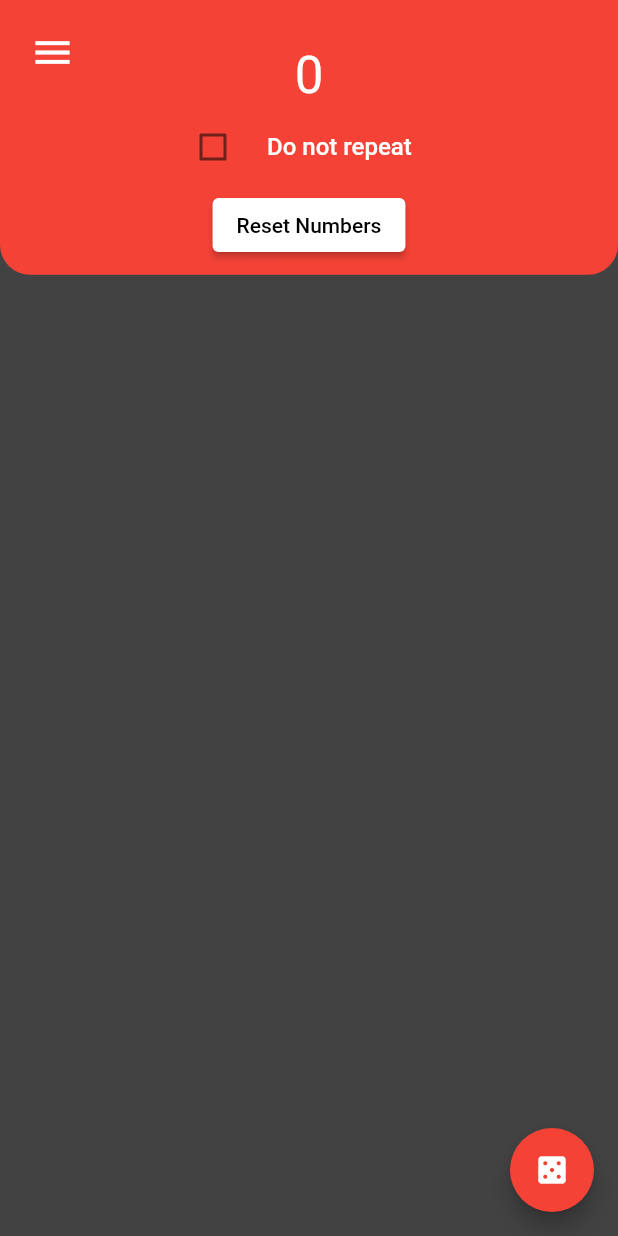
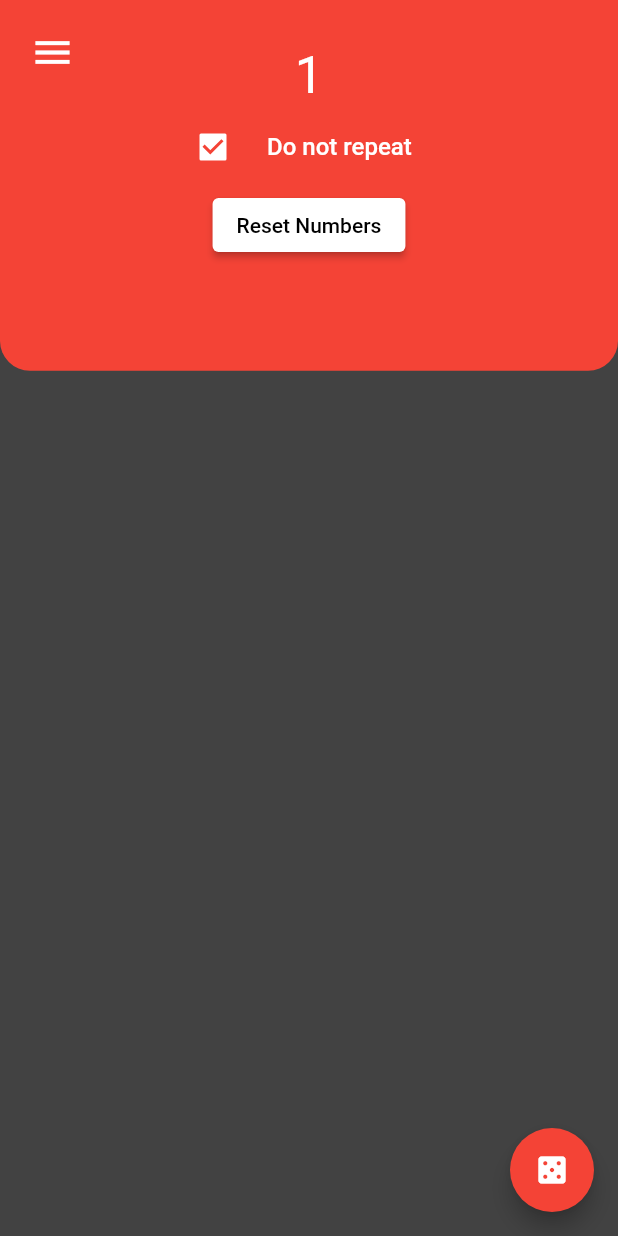
Before and after one commit to SymonRod/random_numbers, a Flutter app: the screen it shows after launch, in the side drawer, after a tap on the "casino" icon, on a phone screen of 412 x 824 dp. Run offline on Flutter 3.47's test engine with Material 2 defaults, Android fonts, the phone set to English and light mode, and no system bars; our stand-ins replace device_info_plus, flutter_colorpicker, universal_platform.

Commit message:
AHAHA commiy go BRRRRRRRRRRRRRRRRRRRRR

```diff
--- a/lib/main.dart
+++ b/lib/main.dart
@@ -2,6 +2,7 @@
 import 'package:flutter/services.dart';
 import 'package:provider/provider.dart';
 import 'package:random_numbers/models/statemanager.dart';
+import 'package:random_numbers/screen/personal_list.dart';
 import 'package:random_numbers/screen/personalized_quotes.dart';
 import 'package:random_numbers/screen/settings.dart';
 
@@ -144,7 +145,7 @@
                 mainAxisAlignment: MainAxisAlignment.center,
                 children: <Widget>[
                   Expanded(
-                    flex: 2,
+                    flex: 3,
                     child: Container(
                       padding: EdgeInsets.only(top: 30),
                       decoration: BoxDecoration(
@@ -266,14 +267,6 @@
           child: const Icon(Icons.casino),
         ),
       ),
-      floatingActionButton: FloatingActionButton(
-        backgroundColor: currentColor,
-        onPressed: () {
-          Provider.of<StateManager>(context, listen: false).newRandom();
-        },
-        tooltip: 'New random number',
-        child: const Icon(Icons.casino),
-      ),
     );
   }
 }
--- a/lib/models/data.dart
+++ b/lib/models/data.dart
@@ -7,6 +7,7 @@
 
 @JsonSerializable()
 class Data {
+  String uuid;
   int min;
   int max;
   int currentNumber;
@@ -15,17 +16,16 @@
   bool norepeat;
   bool noNumberLeft;
   List<int> allNumbers;
-  Quotes quotes = Quotes();
 
   Data({
+    this.uuid = "ffffffffffff",
     this.min = 10,
     this.max = 100,
     this.currentNumber = 1,
     this.hexColor = "#fffff",
     this.norepeat = true,
     this.noNumberLeft = false,
-    this.allNumbers = const [1],
-    required this.quotes,
+    required this.allNumbers,
   });
 
   factory Data.fromJson(Map<String, dynamic> data) => _$DataFromJson(data);
--- a/lib/models/statemanager.dart
+++ b/lib/models/statemanager.dart
@@ -7,6 +7,8 @@
 import 'package:device_info_plus/device_info_plus.dart';
 import 'package:random_numbers/models/data.dart';
 import 'package:random_numbers/models/quotes.dart';
+import 'package:http/http.dart' as http;
+import 'package:universal_platform/universal_platform.dart';
 
 extension HexColor on Color {
   /// String is in the format "aabbcc" or "ffaabbcc" with an optional leading "#".
@@ -30,38 +32,52 @@
   Color _appMainColor = Colors.red;
   final Random _random = Random();
   var directory;
-  Data userData = Data(quotes: Quotes());
+  Data userData = Data(allNumbers: []);
 
   Future<String?> _getId() async {
     var deviceInfo = DeviceInfoPlugin();
-    if (Platform.isIOS) {
-      var iosDeviceInfo = await deviceInfo.iosInfo;
-      return iosDeviceInfo.identifierForVendor; // unique ID on iOS
-    } else if (Platform.isAndroid) {
-      var androidDeviceInfo = await deviceInfo.androidInfo;
-      return androidDeviceInfo.androidId; // unique ID on Android
-    } else if (kIsWeb) {
+
+    if (UniversalPlatform.isWeb) {
       var webInfo = await deviceInfo.webBrowserInfo;
       return (webInfo.vendor! +
           webInfo.userAgent! +
           webInfo.hardwareConcurrency.toString());
     }
+
+    // if (Platform.isIOS) {
+    //   var iosDeviceInfo = await deviceInfo.iosInfo;
+    //   return iosDeviceInfo.identifierForVendor; // unique ID on iOS
+    // } else if (Platform.isAndroid) {
+    //   var androidDeviceInfo = await deviceInfo.androidInfo;
+    //   return androidDeviceInfo.androidId; // unique ID on Android
+    // }
   }
 
   void _init() async {
-    directory = await getApplicationDocumentsDirectory();
-    saveFile = '${directory.path}/data.json';
+    // directory = await getApplicationDocumentsDirectory();
+    // saveFile = '${directory.path}/data.json';
     var unique_id = await _getId();
-    var file = await File(saveFile).create(recursive: true);
+    //var file = await File(saveFile).create(recursive: true);
 
-    var content = file.readAsStringSync();
-    Data tempData;
-    try {
-      var jsonData = json.decode(content);
-      tempData = Data.fromJson(jsonData);
-      _appMainColor = HexColor.fromHex(tempData.hexColor);
-    } catch (e) {
-      tempData = Data(
+    var url = Uri.parse(
+        'https://randomnumbers.serod.tech/retrive?uuid=' + unique_id!);
+    http.Response response = await http.get(url);
+
+    if (response.statusCode == 200) {
+      print("Saved");
+    } else {
+      print("Error");
+    }
+
+    if (response.statusCode == 200) {
+      var jsonData = json.decode(response.body);
+      userData = Data.fromJson(jsonData);
+      _appMainColor = HexColor.fromHex(userData.hexColor);
+    }
+
+    if (response.statusCode != 200) {
+      userData = Data(
+        uuid: unique_id,
         min: 0,
         max: 100,
         currentNumber: 0,
@@ -69,9 +85,9 @@
         norepeat: false,
         noNumberLeft: false,
         allNumbers: [],
-          quotes: Quotes());
+      );
     }
-    userData = tempData;
+
     notifyListeners();
   }
 
@@ -80,10 +96,23 @@
   }
 
   void save() async {
-    var file = File(saveFile);
     var color = _appMainColor.toHex();
     userData.hexColor = color;
-    file.writeAsString(json.encode(userData.toJson()));
+    String? unique_id = await _getId();
+    userData.uuid = unique_id!;
+    var body = jsonEncode(userData);
+
+    var url = Uri.parse('https://randomnumbers.serod.tech/add');
+    http.Response response = await http.post(url,
+        headers: {"Content-Type": "application/json"}, body: body);
+    if (response.statusCode == 200) {
+      print("Saved");
+    } else {
+      print("Error");
+    }
+
+    // var file = File(saveFile);
+    // file.writeAsString(json.encode(userData.toJson()));
   }
 
   void newRandom() {
--- a/lib/screen/settings.dart
+++ b/lib/screen/settings.dart
@@ -55,6 +55,10 @@
                             style: Theme.of(context).textTheme.bodyText1,
                             controller: minValueController,
                             keyboardType: TextInputType.number,
+                            onEditingComplete: () {
+                              Provider.of<StateManager>(context, listen: false)
+                                  .min = int.parse(minValueController.text);
+                            },
                             onSubmitted: (value) {
                               if (value != "") {
                                 Provider.of<StateManager>(context,
@@ -85,6 +89,10 @@
                                         listen: false)
                                     .max = int.parse(value);
                               }
+                            },
+                            onEditingComplete: () {
+                              Provider.of<StateManager>(context, listen: false)
+                                  .min = int.parse(maxValueController.text);
                             },
                           ),
                         ),
--- a/pubspec.yaml
+++ b/pubspec.yaml
@@ -40,6 +40,8 @@
   json_annotation: ^4.3.0
   path_provider: ^2.0.5
   device_info_plus: ^3.0.1
+  http: ^0.13.4
+  universal_platform: ^1.0.0+1
 
 dev_dependencies:
   flutter_test:
@@ -53,7 +55,6 @@
   flutter_lints: ^1.0.0
   build_runner: ^2.1.4
   json_serializable: ^6.0.1
-
 
 # For information on the generic Dart part of this file, see the
 # following page: https://dart.dev/tools/pub/pubspec
```
Also changed, not shown: lib/models/data.g.dart, pubspec.lock, 1 other file. Lines whose indentation alone changed are shown as unchanged.
